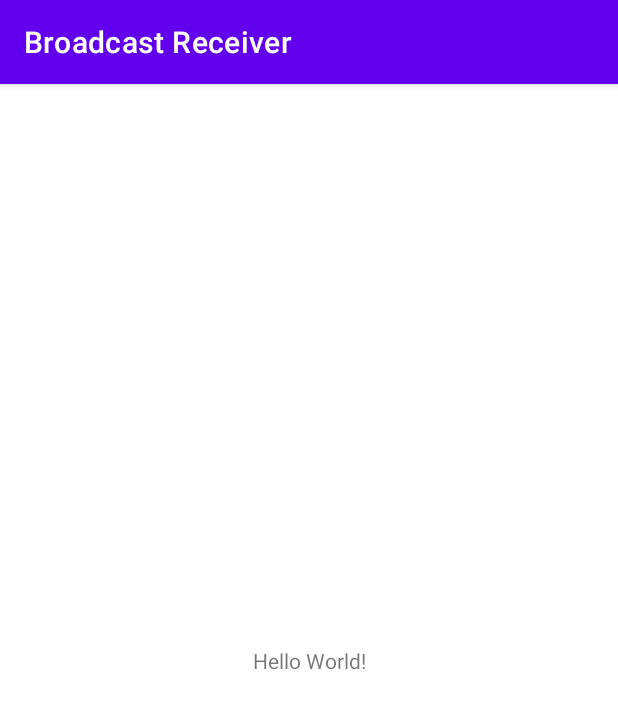
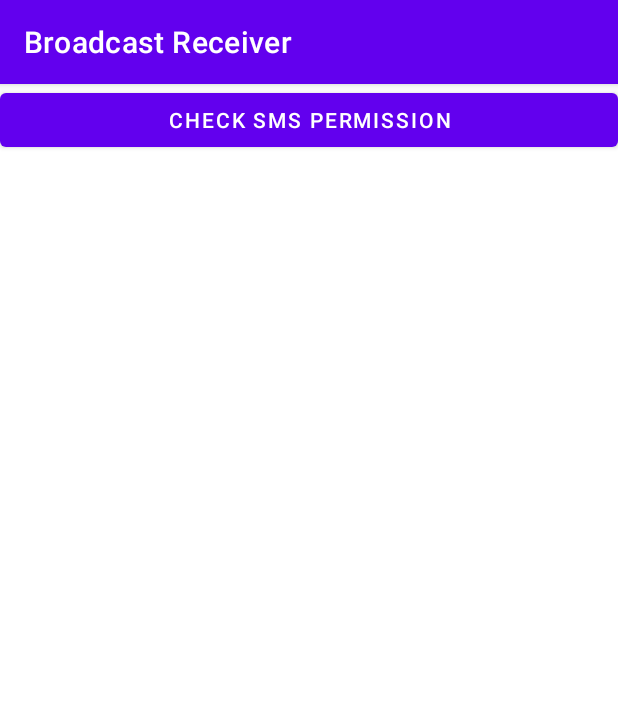
Before and after one commit to ghulam46/-IF06TI2-18102194-GHULAM-AMMAR-YANUAR-, an Android app: the screen it shows after launch (MainActivity), on a phone screen of 412 x 824 dp. Shown: the top 709 px of the screen. Run offline under Robolectric (Android 15) with nearby library versions, the phone set to English and light mode, and no system bars.

Commit message:
permission at main MainActivity.kt add smsreceiver

```diff
--- a/BroadcastReceiver/app/build.gradle
+++ b/BroadcastReceiver/app/build.gradle
@@ -1,6 +1,7 @@
 plugins {
     id 'com.android.application'
     id 'kotlin-android'
+    id 'kotlin-android-extensions'
 }
 
 android {
--- a/BroadcastReceiver/app/src/main/AndroidManifest.xml
+++ b/BroadcastReceiver/app/src/main/AndroidManifest.xml
@@ -9,6 +9,11 @@
         android:roundIcon="@mipmap/ic_launcher_round"
         android:supportsRtl="true"
         android:theme="@style/Theme.BroadcastReceiver">
+        <receiver
+            android:name=".SmsReceiver"
+            android:enabled="true"
+            android:exported="true"></receiver>
+
         <activity android:name=".MainActivity">
             <intent-filter>
                 <action android:name="android.intent.action.MAIN" />
--- a/BroadcastReceiver/app/src/main/java/com/ghulam_18102194/praktikum8/MainActivity.kt
+++ b/BroadcastReceiver/app/src/main/java/com/ghulam_18102194/praktikum8/MainActivity.kt
@@ -1,11 +1,38 @@
 package com.ghulam_18102194.praktikum8
 
+import android.Manifest
+import android.content.pm.PackageManager
 import androidx.appcompat.app.AppCompatActivity
 import android.os.Bundle
+import android.widget.Toast
+import androidx.core.app.ActivityCompat
+import kotlinx.android.synthetic.main.activity_main.*
 
 class MainActivity : AppCompatActivity() {
+    companion object {
+        private const val SMS_REQUEST_CODE = 101
+    }
     override fun onCreate(savedInstanceState: Bundle?) {
         super.onCreate(savedInstanceState)
         setContentView(R.layout.activity_main)
+
+        btn_permission.setOnClickListener{
+            if (ActivityCompat.checkSelfPermission(this, Manifest.permission.RECEIVE_SMS) !=
+                    PackageManager.PERMISSION_GRANTED) {
+                ActivityCompat.requestPermissions(this, arrayOf(Manifest.permission.RECEIVE_SMS),
+                        SMS_REQUEST_CODE)
+            }
+        }
     }
+
+    override fun onRequestPermissionsResult(requestCode: Int, permissions: Array<String>, grantResults:
+    IntArray) {
+        if (requestCode == SMS_REQUEST_CODE) {
+            when {
+                grantResults[0] == PackageManager.PERMISSION_GRANTED -> Toast.makeText(this, "Sms receiver permission diterima", Toast.LENGTH_SHORT).show()
+                        else -> Toast.makeText(this, "Sms receiver permission ditolak", Toast.LENGTH_SHORT).show()
+            }
+        }
+    }
+
 }
--- a/BroadcastReceiver/app/src/main/res/layout/activity_main.xml
+++ b/BroadcastReceiver/app/src/main/res/layout/activity_main.xml
@@ -6,13 +6,15 @@
     android:layout_height="match_parent"
     tools:context=".MainActivity">
 
-    <TextView
-        android:layout_width="wrap_content"
+    <Button
+        android:id="@+id/btn_permission"
+        android:layout_width="match_parent"
         android:layout_height="wrap_content"
-        android:text="Hello World!"
-        app:layout_constraintBottom_toBottomOf="parent"
-        app:layout_constraintLeft_toLeftOf="parent"
-        app:layout_constraintRight_toRightOf="parent"
+        android:text="@string/check_sms_permission"
+        app:layout_constraintEnd_toEndOf="parent"
+        app:layout_constraintHorizontal_bias="0.0"
+        app:layout_constraintStart_toStartOf="parent"
         app:layout_constraintTop_toTopOf="parent" />
 
+
 </androidx.constraintlayout.widget.ConstraintLayout>
--- a/BroadcastReceiver/app/src/main/res/values/strings.xml
+++ b/BroadcastReceiver/app/src/main/res/values/strings.xml
@@ -1,3 +1,4 @@
 <resources>
     <string name="app_name">Broadcast Receiver</string>
+    <string name="check_sms_permission">CHECK SMS PERMISSION</string>
 </resources>
```
Also changed, not shown: BroadcastReceiver/app/src/main/java/com/ghulam_18102194/praktikum8/SmsReceiver.kt (added, +13 -0 lines).
